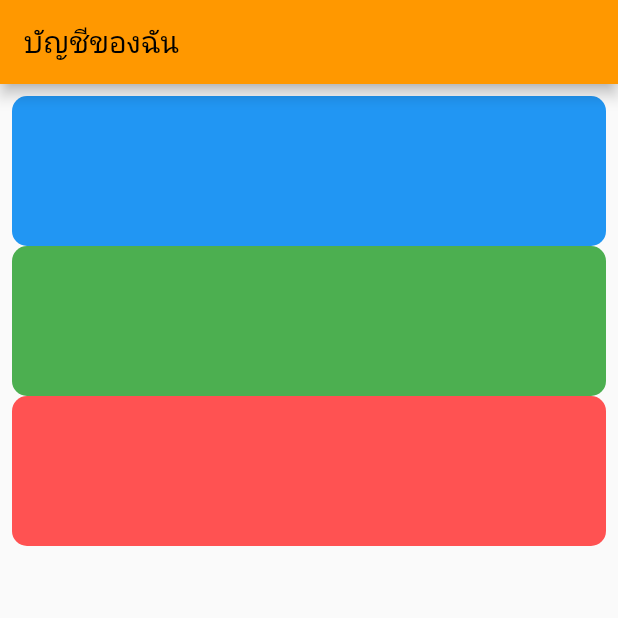
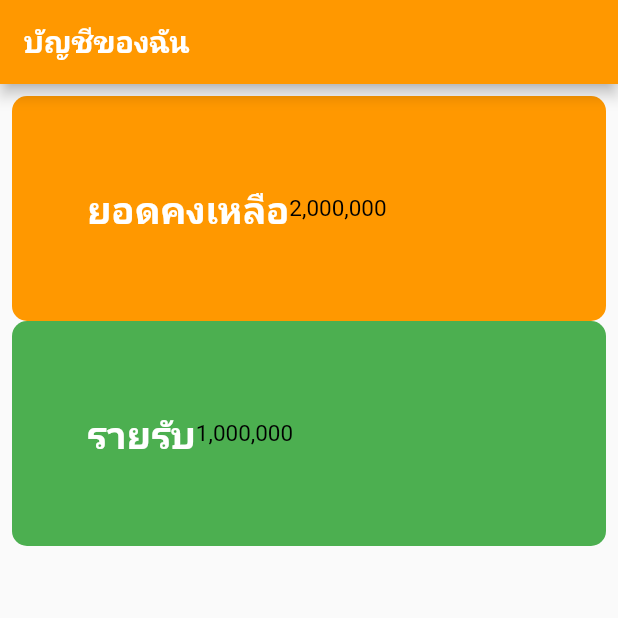
Before and after one commit to frankthanapong444/mycTapp, a Flutter app: the screen it shows after launch, on a phone screen of 412 x 824 dp, the top half of it. Run offline on Flutter 3.47's test engine with Material 2 defaults, Android fonts, the phone set to English and light mode, and no system bars.

Commit message:
TextStyle in padding

```diff
--- a/myappi/lib/main.dart
+++ b/myappi/lib/main.dart
@@ -1,5 +1,4 @@
 import 'package:flutter/material.dart';
-import 'FOODmenu.dart';
 
 void main() {
   runApp(Myappi());
@@ -28,30 +27,57 @@ class _MyhomepageState extends State<Myhomepage> {
   Widget build(BuildContext context) {
     return Scaffold(
         appBar: AppBar(
-          title: Text("บัญชีของฉัน"),
+          title: Text(
+            "บัญชีของฉัน",
+            style: TextStyle(color: Colors.white, fontWeight: FontWeight.bold),
+          ),
         ),
         body: Padding(
           padding: const EdgeInsets.all(8.0),
           child: Column(
             children: [
               Container(
+                  padding: const EdgeInsets.all(50.0),
                   decoration: BoxDecoration(
-                    color: Colors.blue,
+                      color: Colors.orange,
                       borderRadius: BorderRadius.circular(10)),
-                height: 100,
+                  height: 150,
+                  child: Row(
+                    children: [
+                      Text(
+                        "ยอดคงเหลือ",
+                        style: TextStyle(
+                            fontSize: 25,
+                            color: Colors.white,
+                            fontWeight: FontWeight.bold),
                       ),
+                      Text(
+                        "2,000,000",
+                        style: TextStyle(fontSize: 15, color: Colors.black),
+                      )
+                    ],
+                  )),
               Container(
+                  padding: const EdgeInsets.all(50.0),
                   decoration: BoxDecoration(
                       color: Colors.green,
                       borderRadius: BorderRadius.circular(10)),
-                height: 100,
+                  height: 150,
+                  child: Row(
+                    children: [
+                      Text(
+                        "รายรับ",
+                        style: TextStyle(
+                            fontSize: 25,
+                            color: Colors.white,
+                            fontWeight: FontWeight.bold),
                       ),
-              Container(
-                decoration: BoxDecoration(
-                    color: Colors.redAccent,
-                    borderRadius: BorderRadius.circular(10)),
-                height: 100,
+                      Text(
+                        "1,000,000",
+                        style: TextStyle(fontSize: 15, color: Colors.black),
                       )
+                    ],
+                  )),
             ],
           ),
         ));
```
Lines whose indentation alone changed are shown as unchanged.
